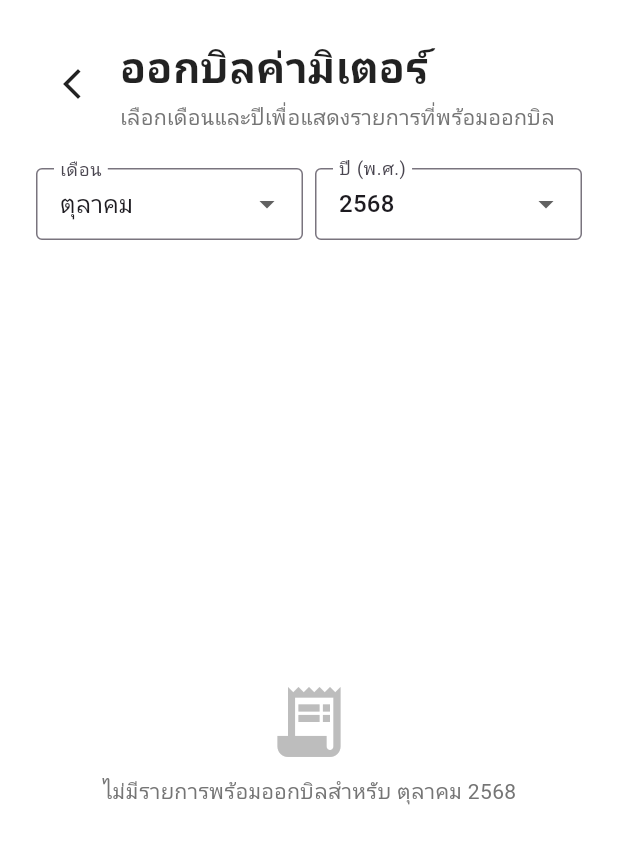
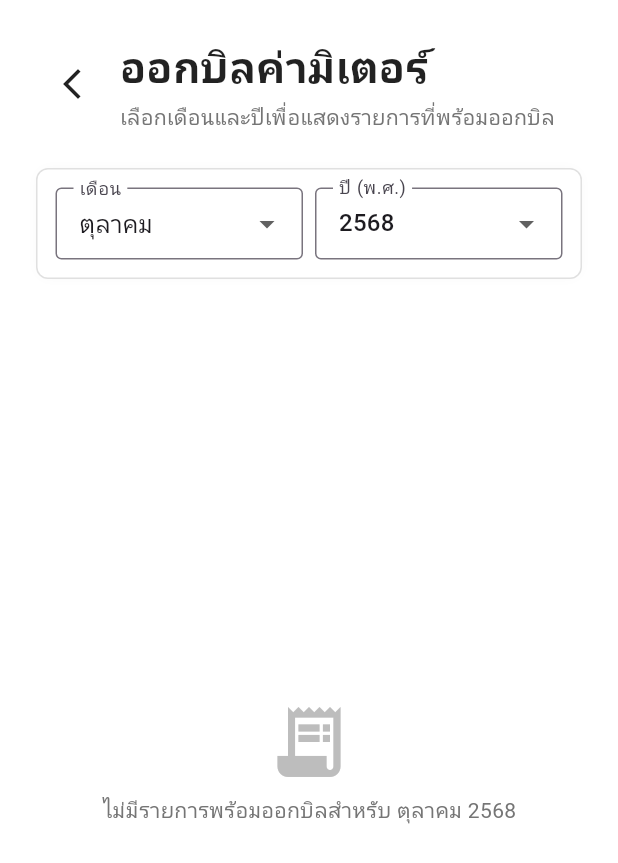
Before and after one commit to Satjatum/Manager_Room_Project1.0, a Flutter app: the MeterBillingPage screen opened directly, on a phone screen of 412 x 824 dp. Shown: the top 863 px of the screen. Run offline on Flutter 3.47's test engine with Material 3 defaults, Android fonts, the phone set to English and light mode, and no system bars; our stand-ins replace file_picker, image_picker, pdf, printing, shared_preferences, supabase_flutter; accounts and stored records are empty; network calls fail.

Commit message:
style(sadmin): Filters — white background with grey border; meterlist and meter_billing filters full-width responsive [Droid-assisted]

```diff
--- a/lib/views/sadmin/meter_billing_ui.dart
+++ b/lib/views/sadmin/meter_billing_ui.dart
@@ -143,6 +143,20 @@ class _MeterBillingPageState extends State<MeterBillingPage> {
                     children: [
                       Padding(
                         padding: const EdgeInsets.symmetric(horizontal: 24),
+                        child: Container(
+                          width: double.infinity,
+                          decoration: BoxDecoration(
+                            color: Colors.white,
+                            borderRadius: BorderRadius.circular(8),
+                            border: Border.all(color: Colors.grey[300]!),
+                            boxShadow: const [
+                              BoxShadow(
+                                  color: Color(0x0A000000),
+                                  blurRadius: 6,
+                                  spreadRadius: -2),
+                            ],
+                          ),
+                          padding: const EdgeInsets.all(12),
                           child: Row(
                             children: [
                               Expanded(
@@ -187,6 +201,7 @@ class _MeterBillingPageState extends State<MeterBillingPage> {
                                 ),
                               ),
                             ],
+                          ),
                         ),
                       ),
                       const SizedBox(height: 8),
```
Also changed, not shown: lib/views/sadmin/meterlist_ui.dart (+14 -1 lines). Lines whose indentation alone changed are shown as unchanged.
